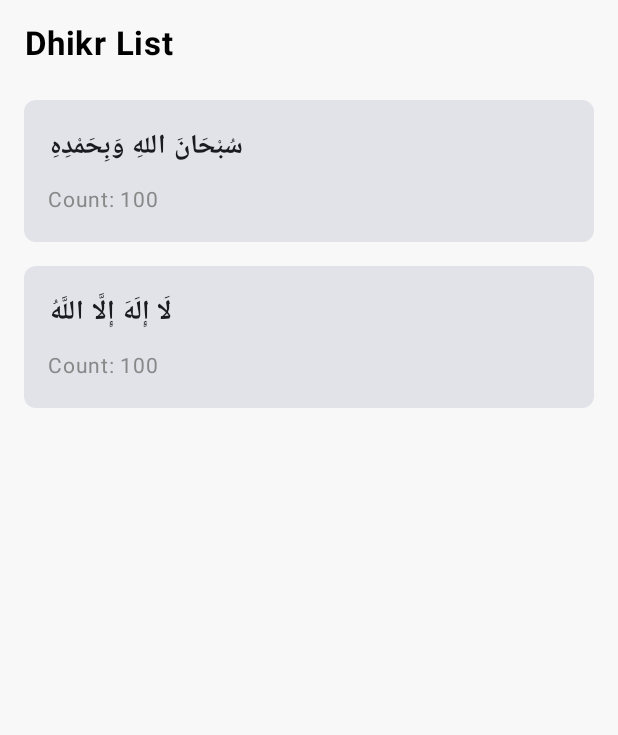
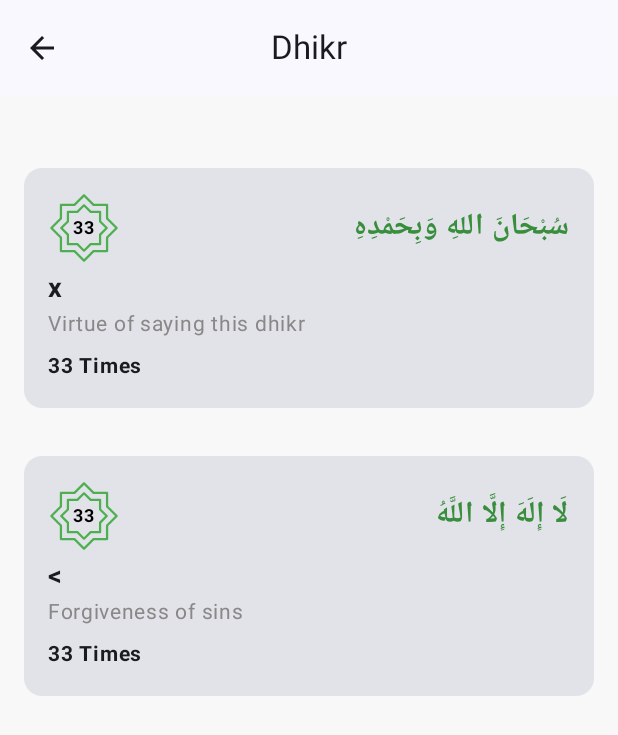
Before and after one commit to nourhan36/ITC-_ONL2_SWD4_S3_1, an Android app built with Jetpack Compose: the screen it shows after launch (DhikrListActivity), after a tap on "سبحان الله", on a phone screen of 412 x 824 dp. Shown: the top 735 px of the screen. Run offline under Robolectric (Android 15) with nearby library versions, the light colour scheme and no system bars.

Commit message:
DhikrScreens Initial Design Finished

```diff
--- a/app/src/main/java/com/example/itc__onl2_swd4_s3_1/ui/dhikr/Dhikr.kt
+++ b/app/src/main/java/com/example/itc__onl2_swd4_s3_1/ui/dhikr/Dhikr.kt
@@ -6,5 +6,8 @@ data class Dhikr(
     val count: String,
     val description: String,
     val reference: String,
-    val content: String
-)
+    val content: String,
+    val translation: String
+) {
+
+}
--- a/app/src/main/java/com/example/itc__onl2_swd4_s3_1/ui/dhikr/DhikrCounterActivity.kt
+++ b/app/src/main/java/com/example/itc__onl2_swd4_s3_1/ui/dhikr/DhikrCounterActivity.kt
@@ -15,6 +15,8 @@
 import androidx.compose.foundation.layout.*
 import androidx.compose.foundation.shape.CircleShape
 import androidx.compose.foundation.shape.RoundedCornerShape
+import androidx.compose.material.icons.Icons
+import androidx.compose.material.icons.filled.Refresh
 import androidx.compose.material3.*
 import androidx.compose.runtime.*
 import androidx.compose.ui.Alignment
@@ -28,6 +30,7 @@
 import androidx.compose.ui.unit.dp
 import androidx.compose.ui.unit.sp
 import com.example.itc__onl2_swd4_s3_1.ui.theme.ITC_ONL2_SWD4_S3_1Theme
+import com.example.itc__onl2_swd4_s3_1.ui.utils.Constants
 import kotlinx.coroutines.launch
 
 class DhikrCounterActivity : ComponentActivity() {
@@ -35,8 +38,8 @@
         super.onCreate(savedInstanceState)
         enableEdgeToEdge()
 
-            val dhikrText = intent.getStringExtra("dhikr_text") ?: "سبحان الله"
-            val dhikrCount = intent.getStringExtra("dhikr_count")?.toIntOrNull() ?: 33
+        val dhikrText = intent.getStringExtra(Constants.DHIKR_TEXT) ?: "سبحان الله"
+        val dhikrCount = intent.getStringExtra(Constants.DHIKR_COUNT)?.toIntOrNull() ?: 33
 
         setContent {
             ITC_ONL2_SWD4_S3_1Theme {
@@ -52,44 +55,42 @@
     val context = LocalContext.current
 
     Column(
-            modifier = Modifier
-                .fillMaxSize()
-                .padding(16.dp)
-                .background(Color(0xFFF9F9F9)),
+        modifier = Modifier.fillMaxSize().background(Color(0xFFF9F9F9)),
         horizontalAlignment = Alignment.CenterHorizontally
     ) {
-            TopAppBar(
-                title = { Text("Dhikr Counter", modifier = Modifier.fillMaxWidth(), textAlign = TextAlign.Center) }
+        CenterAlignedTopAppBar(
+            title = { Text("Dhikr") },
+            actions = {
+                IconButton(onClick = { count = 0 }) {
+                    Icon(Icons.Filled.Refresh, contentDescription = "Reset Counter")
+                }
+            }
         )
         Spacer(modifier = Modifier.height(32.dp))
 
-            Text(
-                text = "$count/$total",
-                fontSize = 48.sp,
-                fontWeight = FontWeight.Bold
-            )
-
-            Text(
-                text = "Total: $count",
-                fontSize = 24.sp,
-                color = Color.Gray
-            )
+        Text(text = "$count/$total", fontSize = 48.sp, fontWeight = FontWeight.Bold)
+        Text(text = "Total: $count", fontSize = 24.sp, color = Color.Gray)
 
         Spacer(modifier = Modifier.height(32.dp))
 
+        DhikrCard(dhikrText, total, context)
+        Spacer(modifier = Modifier.weight(1f))
+
+        AnimatedCounterButton { if (count < total) count++ }
+        Text(text = "Tap to count your daily Dhikr", fontSize = 16.sp, color = Color.Gray)
+    }
+}
+
+@Composable
+fun DhikrCard(dhikrText: String, total: Int, context: android.content.Context) {
     Card(
-                modifier = Modifier
-                    .fillMaxWidth()
-                    .padding(16.dp)
-                    .clickable {
+        modifier = Modifier.fillMaxWidth().padding(16.dp).clickable {
             context.startActivity(Intent(context, DhikrListActivity::class.java))
         },
-                shape = RoundedCornerShape(16.dp),
+        shape = RoundedCornerShape(16.dp)
     ) {
         Column(
-                    modifier = Modifier
-                        .padding(16.dp)
-                        .fillMaxWidth(),
+            modifier = Modifier.padding(16.dp).fillMaxWidth(),
             horizontalAlignment = Alignment.CenterHorizontally
         ) {
             Text(
@@ -107,17 +108,6 @@
                 modifier = Modifier.fillMaxWidth()
             )
         }
-            }
-
-            Spacer(modifier = Modifier.weight(1f))
-
-            AnimatedCounterButton(onCountIncrease = { if (count < total) count++ })
-
-            Text(
-                text = "Tap to count your daily Dhikr",
-                fontSize = 16.sp,
-                color = Color.Gray
-            )
     }
 }
 
@@ -142,11 +132,7 @@
 
         Box(
             contentAlignment = Alignment.Center,
-                modifier = Modifier
-                    .size(130.dp)
-                    .clip(CircleShape)
-                    .background(Color(0xFF2E7D32))
-                    .clickable {
+            modifier = Modifier.size(130.dp).clip(CircleShape).background(Color(0xFF2E7D32)).clickable {
                 onCountIncrease()
                 triggerAnimation()
             }
--- a/app/src/main/java/com/example/itc__onl2_swd4_s3_1/ui/dhikr/DhikrListActivity.kt
+++ b/app/src/main/java/com/example/itc__onl2_swd4_s3_1/ui/dhikr/DhikrListActivity.kt
@@ -1,3 +1,5 @@
+@file:OptIn(ExperimentalMaterial3Api::class)
+
 package com.example.itc__onl2_swd4_s3_1.ui.dhikr
 
 import android.content.Intent
@@ -7,26 +9,26 @@ import androidx.activity.compose.setContent
 import androidx.activity.enableEdgeToEdge
 import androidx.compose.foundation.background
 import androidx.compose.foundation.clickable
-import androidx.compose.foundation.layout.Column
-import androidx.compose.foundation.layout.Spacer
-import androidx.compose.foundation.layout.fillMaxSize
-import androidx.compose.foundation.layout.fillMaxWidth
-import androidx.compose.foundation.layout.height
-import androidx.compose.foundation.layout.padding
+import androidx.compose.foundation.layout.*
 import androidx.compose.foundation.lazy.LazyColumn
 import androidx.compose.foundation.lazy.items
 import androidx.compose.foundation.shape.RoundedCornerShape
-import androidx.compose.material3.Card
-import androidx.compose.material3.Text
-import androidx.compose.runtime.Composable
+import androidx.compose.material.icons.Icons
+import androidx.compose.material.icons.automirrored.filled.ArrowBack
+import androidx.compose.material3.*
+import androidx.compose.runtime.*
+import androidx.compose.ui.Alignment
 import androidx.compose.ui.Modifier
 import androidx.compose.ui.graphics.Color
+import androidx.compose.ui.res.painterResource
 import androidx.compose.ui.text.font.FontWeight
 import androidx.compose.ui.text.style.TextAlign
 import androidx.compose.ui.tooling.preview.Preview
 import androidx.compose.ui.unit.dp
 import androidx.compose.ui.unit.sp
+import com.example.itc__onl2_swd4_s3_1.R
 import com.example.itc__onl2_swd4_s3_1.ui.theme.ITC_ONL2_SWD4_S3_1Theme
+import com.example.itc__onl2_swd4_s3_1.ui.utils.Constants
 
 class DhikrListActivity : ComponentActivity() {
     override fun onCreate(savedInstanceState: Bundle?) {
@@ -34,31 +36,41 @@ class DhikrListActivity : ComponentActivity() {
         enableEdgeToEdge()
         setContent {
             ITC_ONL2_SWD4_S3_1Theme {
-                DhikrScreen { selectedDhikr ->
-                    val intent = Intent(this, DhikrCounterActivity::class.java)
-                    intent.putExtra("dhikr_text", selectedDhikr.content)
-                    intent.putExtra("dhikr_count", selectedDhikr.count)
-                    startActivity(intent)
-                }
+                DhikrScreen(
+                    onDhikrClick = { selectedDhikr ->
+                        startActivity(Intent(this, DhikrCounterActivity::class.java).apply {
+                            putExtra(Constants.DHIKR_TEXT, selectedDhikr.content)
+                            putExtra(Constants.DHIKR_COUNT, selectedDhikr.count)
+                        })
+                    },
+                    onBack = { finish() }
+                )
             }
         }
     }
 }
 
 @Composable
-fun DhikrScreen(onDhikrClick: (Dhikr) -> Unit) {
+fun DhikrScreen(onDhikrClick: (Dhikr) -> Unit, onBack: () -> Unit) {
     val dhikrList = getDhikrList().filter { it.category == "تسابيح" }
 
-    Column(
-        modifier = Modifier.fillMaxSize().background(Color(0xFFF8F8F8)).padding(16.dp)
-    ) {
-        Text(
-            text = "Dhikr List",
-            fontSize = 22.sp,
-            fontWeight = FontWeight.Bold,
-            modifier = Modifier.padding(bottom = 16.dp),
-            textAlign = TextAlign.Center
+    Column(modifier = Modifier.fillMaxSize().background(Color(0xFFF8F8F8))) {
+        TopAppBar(
+            title = {
+                Text(
+                    "Dhikr",
+                    modifier = Modifier.fillMaxWidth().padding(end = 48.dp),
+                    textAlign = TextAlign.Center
+                )
+            },
+navigationIcon = {
+    IconButton(onClick = onBack) {
+        Icon(Icons.AutoMirrored.Filled.ArrowBack, contentDescription = "Back")
+    }
+}
         )
+
+        Spacer(modifier = Modifier.height(32.dp))
 
         LazyColumn {
             items(dhikrList) { dhikr ->
@@ -69,36 +81,66 @@ fun DhikrScreen(onDhikrClick: (Dhikr) -> Unit) {
 }
 
 @Composable
-fun DhikrItem(dhikr: Dhikr, onClick: (Dhikr) -> Unit) {
+fun DhikrItem(dhikr: Dhikr, onDhikrClick: (Dhikr) -> Unit) {
     Card(
-        shape = RoundedCornerShape(8.dp),
-        modifier = Modifier
-            .fillMaxWidth()
-            .padding(vertical = 8.dp)
-            .clickable { onClick(dhikr) }
+        shape = RoundedCornerShape(12.dp),
+        modifier = Modifier.fillMaxWidth().padding(16.dp).clickable { onDhikrClick(dhikr) }
     ) {
         Column(modifier = Modifier.padding(16.dp)) {
-            Text(text = dhikr.content, fontWeight = FontWeight.Bold, fontSize = 18.sp, textAlign = TextAlign.End)
-            Spacer(modifier = Modifier.height(8.dp))
-            Text(text = "Count: ${dhikr.count}", fontSize = 14.sp, color = Color.Gray)
+            DhikrHeader(dhikr)
+            DhikrDetails(dhikr)
         }
     }
 }
 
-// Dummy function to simulate API response
-fun getDhikrList(): List<Dhikr> {
-    return listOf(
-        Dhikr("تسابيح", "100", "Virtue of saying this dhikr", "", "سُبْحَانَ اللهِ وَبِحَمْدِهِ"),
-        Dhikr("تسابيح", "100", "Forgiveness of sins", "", "لَا إِلَهَ إِلَّا اللَّهُ"),
-        Dhikr("أذكار الصباح", "33", "Morning dhikr", "", "اللّهُـمَّ أَنْتَ رَبِّـي"),
-    )
+@Composable
+fun DhikrHeader(dhikr: Dhikr) {
+    Row(
+        verticalAlignment = Alignment.CenterVertically,
+        modifier = Modifier.fillMaxWidth()
+    ) {
+        Box(contentAlignment = Alignment.Center, modifier = Modifier.size(48.dp)) {
+            Icon(
+                painter = painterResource(id = R.drawable.islamic_star),
+                contentDescription = "Dhikr Icon",
+                tint = Color(0xFF4CAF50),
+                modifier = Modifier.size(48.dp)
+            )
+            Text(
+                text = dhikr.count,
+                fontSize = 12.sp,
+                fontWeight = FontWeight.Bold,
+                color = Color.Black
+            )
+        }
+        Spacer(modifier = Modifier.weight(1f))
+        Text(
+            text = dhikr.content,
+            fontSize = 20.sp,
+            fontWeight = FontWeight.Bold,
+            color = Color(0xFF388E3C)
+        )
+    }
 }
 
+@Composable
+fun DhikrDetails(dhikr: Dhikr) {
+    Spacer(modifier = Modifier.height(4.dp))
+    Text(text = dhikr.translation, fontSize = 18.sp, fontWeight = FontWeight.Bold)
+    Text(text = dhikr.description, fontSize = 14.sp, color = Color.Gray)
+    Spacer(modifier = Modifier.height(4.dp))
+    Text(text = "${dhikr.count} Times", fontSize = 14.sp, fontWeight = FontWeight.Bold)
+}
+
+fun getDhikrList(): List<Dhikr> = listOf(
+    Dhikr("تسابيح", "33", "Virtue of saying this dhikr", "", "سُبْحَانَ اللهِ وَبِحَمْدِهِ", "x"),
+    Dhikr("تسابيح", "33", "Forgiveness of sins", "", "لَا إِلَهَ إِلَّا اللَّهُ", "<")
+)
 
 @Preview
 @Composable
 fun DhikrListPreview() {
     ITC_ONL2_SWD4_S3_1Theme {
-        DhikrScreen { }
+     DhikrScreen(onDhikrClick = {}, onBack = {})
     }
 }
--- /dev/null
+++ b/app/src/main/java/com/example/itc__onl2_swd4_s3_1/ui/utils/Constants.kt
@@ -0,0 +1,8 @@
+package com.example.itc__onl2_swd4_s3_1.ui.utils
+
+object Constants {
+    const val DHIKR_TEXT = "dhikr_text"
+    const val DHIKR_COUNT = "dhikr_count"
+
+
+}
--- /dev/null
+++ b/app/src/main/res/drawable/islamic_star.xml
@@ -0,0 +1,12 @@
+<vector xmlns:android="http://schemas.android.com/apk/res/android"
+    android:width="512dp"
+    android:height="512dp"
+    android:viewportWidth="64"
+    android:viewportHeight="64">
+  <path
+      android:pathData="M53.51,23.1V11.5a1,1 0,0 0,-1 -1H40.925l-8.211,-8.21a1,1 0,0 0,-1.414 0l-8.211,8.21H11.49a1,1 0,0 0,-1 1v11.6l-8.2,8.2a1,1 0,0 0,0 1.414l8.2,8.2v11.6a1,1 0,0 0,1 1H23.1l8.2,8.2a1,1 0,0 0,1.414 0l8.2,-8.2h11.6a1,1 0,0 0,1 -1v-11.6l8.2,-8.2a1,1 0,0 0,0 -1.414ZM51.8,39.79a1,1 0,0 0,-0.293 0.707V51.51H40.5a1,1 0,0 0,-0.707 0.293l-7.783,7.783 -7.786,-7.786a1,1 0,0 0,-0.707 -0.293H12.49V40.5a1,1 0,0 0,-0.293 -0.707l-7.783,-7.786 7.786,-7.783a1,1 0,0 0,0.293 -0.707V12.5H23.5a1,1 0,0 0,0.707 -0.293l7.8,-7.8 7.8,7.8a1,1 0,0 0,0.707 0.293h11v11.017a1,1 0,0 0,0.293 0.707l7.783,7.783Z"
+      android:fillColor="#000000"/>
+  <path
+      android:pathData="M47.3,17.712a1,1 0,0 0,-1 -1h-7.953l-5.635,-5.635a1,1 0,0 0,-1.414 0l-5.635,5.635L17.7,16.712a1,1 0,0 0,-1 1v7.96L11.077,31.3a1,1 0,0 0,0 1.414l5.623,5.623L16.7,46.3a1,1 0,0 0,1 1h7.97l5.63,5.623a1,1 0,0 0,1.414 0l5.623,-5.623L46.3,47.3a1,1 0,0 0,1 -1v-7.96l5.625,-5.625a1,1 0,0 0,0 -1.414L47.3,25.672ZM50.8,32.005 L45.589,37.216a1,1 0,0 0,-0.293 0.707L45.296,45.3h-7.373a1,1 0,0 0,-0.707 0.293L32.005,50.8l-5.212,-5.21a1,1 0,0 0,-0.707 -0.293L18.7,45.297v-7.374a1,1 0,0 0,-0.293 -0.707L13.2,32.005l5.211,-5.212a1,1 0,0 0,0.293 -0.707v-7.374h7.375a1,1 0,0 0,0.707 -0.293l5.219,-5.219 5.221,5.221a1,1 0,0 0,0.707 0.293L45.3,18.714v7.374a1,1 0,0 0,0.293 0.707Z"
+      android:fillColor="#000000"/>
+</vector>
```
Lines whose indentation alone changed are shown as unchanged.
